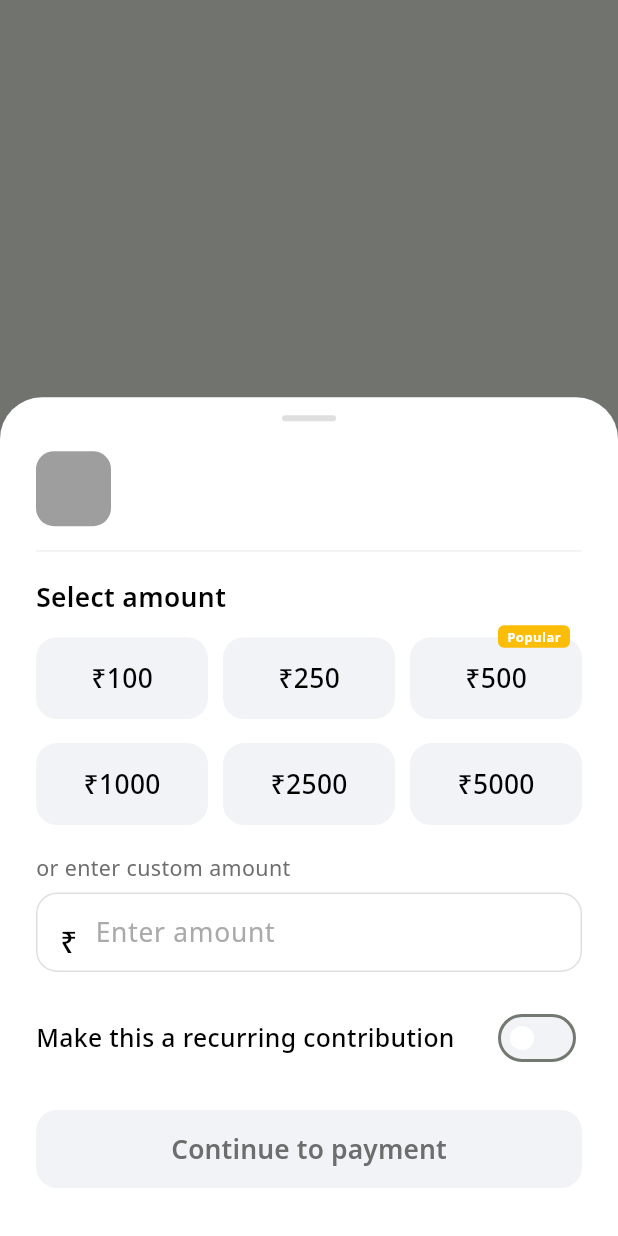
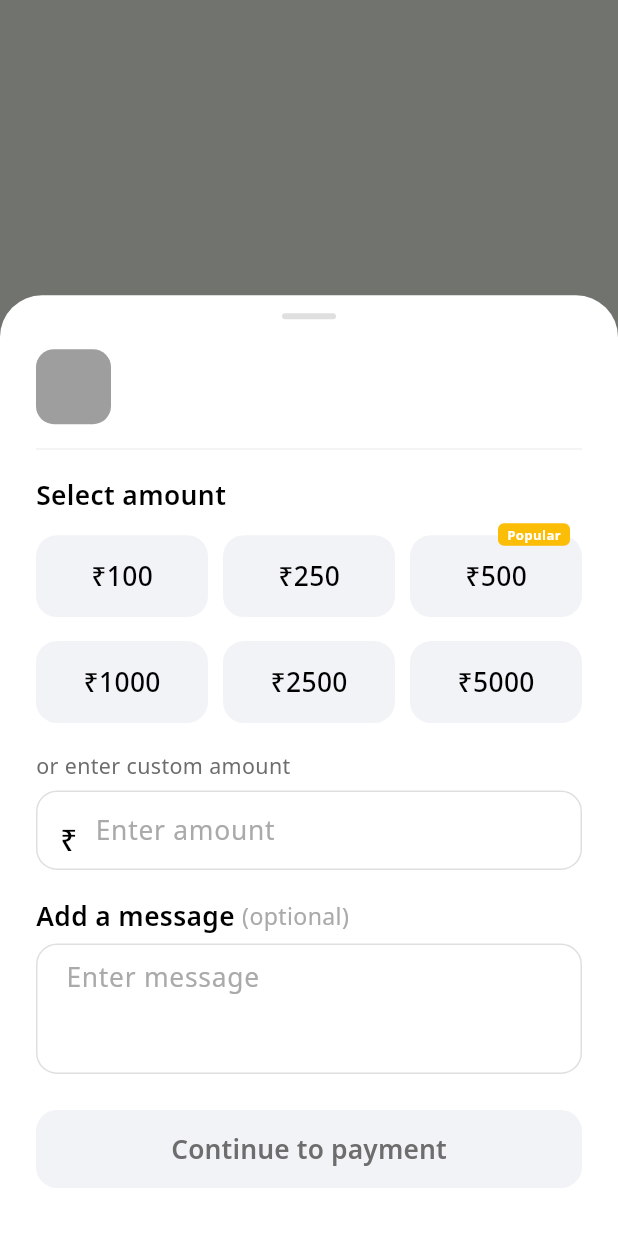
Before and after one commit to SHIDULPP/jamiat, a Flutter app: what show() shows on an empty page, opened directly with empty values, on a phone screen of 412 x 824 dp. Run offline on Flutter 3.47's test engine with Material 3 defaults, Android fonts, the phone set to English and light mode, and no system bars; our stand-ins replace flutter_riverpod, flutter_svg, intl_phone_field, loading_indicator, pin_code_fields, shimmer.

Commit message:
created donation success page

```diff
--- a/lib/src/interfaces/campaign/campaign_details.dart
+++ b/lib/src/interfaces/campaign/campaign_details.dart
@@ -378,6 +378,7 @@ class CampaignDetailsScreen extends StatelessWidget {
                 icon: sheetIcon,
                 iconBgColor: sheetBg,
                 iconColor: sheetColor,
+                isAutopay: !isCampaignMode,
               );
             },
             style: ElevatedButton.styleFrom(
--- a/lib/src/interfaces/components/donation_sheet.dart
+++ b/lib/src/interfaces/components/donation_sheet.dart
@@ -3,12 +3,14 @@ import 'package:flutter/services.dart';
 import 'package:jamiat/src/data/constants/color_constants.dart';
 import 'package:jamiat/src/data/constants/style_constants.dart';
 import 'package:jamiat/src/data/services/haptic_helper.dart';
+import 'package:jamiat/src/data/services/navigation_services.dart';
 
 class DonationSheet extends StatefulWidget {
   final String categoryTitle;
   final IconData icon;
   final Color iconBgColor;
   final Color iconColor;
+  final bool isAutopay;
 
   const DonationSheet({
     super.key,
@@ -16,6 +18,7 @@ class DonationSheet extends StatefulWidget {
     required this.icon,
     required this.iconBgColor,
     required this.iconColor,
+    this.isAutopay = false,
   });
 
   static Future<void> show({
@@ -24,6 +27,7 @@ class DonationSheet extends StatefulWidget {
     required IconData icon,
     required Color iconBgColor,
     required Color iconColor,
+    bool isAutopay = false,
   }) {
     return showModalBottomSheet<void>(
       context: context,
@@ -34,6 +38,7 @@ class DonationSheet extends StatefulWidget {
         icon: icon,
         iconBgColor: iconBgColor,
         iconColor: iconColor,
+        isAutopay: isAutopay,
       ),
     );
   }
@@ -45,13 +50,14 @@ class DonationSheet extends StatefulWidget {
 class _DonationSheetState extends State<DonationSheet> {
   final List<int> _presetAmounts = [100, 250, 500, 1000, 2500, 5000];
   final _amountController = TextEditingController();
+  final _messageController = TextEditingController();
   int? _selectedPresetIndex;
-  bool _isRecurring = false;
   bool _isProcessing = false;
 
   @override
   void dispose() {
     _amountController.dispose();
+    _messageController.dispose();
     super.dispose();
   }
 
@@ -97,29 +103,20 @@ class _DonationSheetState extends State<DonationSheet> {
     });
 
     final finalAmount = _amountController.text.trim();
+    final message = _messageController.text.trim();
 
     Navigator.of(context).pop();
 
-    ScaffoldMessenger.of(context).showSnackBar(
-      SnackBar(
-        content: Row(
-          children: [
-            const Icon(Icons.check_circle, color: kWhite),
-            const SizedBox(width: 12),
-            Expanded(
-              child: Text(
-                'Thank you for contributing ₹$finalAmount to ${widget.categoryTitle}!',
-                style: kCaption14M.copyWith(color: kWhite),
-              ),
-            ),
-          ],
-        ),
-        backgroundColor: kPrimaryColor,
-        behavior: SnackBarBehavior.floating,
-        shape: RoundedRectangleBorder(
-          borderRadius: BorderRadius.circular(12),
-        ),
-      ),
+    NavigationService().pushNamed(
+      'DonationSuccess',
+      arguments: {
+        'isAutopay': widget.isAutopay,
+        'amount': finalAmount,
+        'message': message.isEmpty ? null : message,
+        'campaignName': widget.categoryTitle,
+        'date':
+            '${DateTime.now().day.toString().padLeft(2, '0')}/${DateTime.now().month.toString().padLeft(2, '0')}/${DateTime.now().year}',
+      },
     );
   }
 
@@ -163,11 +160,7 @@ class _DonationSheetState extends State<DonationSheet> {
                     borderRadius: BorderRadius.circular(12),
                   ),
                   child: Center(
-                    child: Icon(
-                      widget.icon,
-                      color: widget.iconColor,
-                      size: 24,
-                    ),
+                    child: Icon(widget.icon, color: widget.iconColor, size: 24),
                   ),
                 ),
                 const SizedBox(width: 16),
@@ -310,42 +303,66 @@ class _DonationSheetState extends State<DonationSheet> {
                 ),
                 focusedBorder: OutlineInputBorder(
                   borderRadius: BorderRadius.circular(14),
-                  borderSide: const BorderSide(color: kPrimaryColor, width: 1.5),
+                  borderSide: const BorderSide(
+                    color: kPrimaryColor,
+                    width: 1.5,
+                  ),
                 ),
               ),
             ),
             const SizedBox(height: 20),
 
-            // Make recurring Row
+            // Add a message section
             Row(
-              mainAxisAlignment: MainAxisAlignment.spaceBetween,
+              crossAxisAlignment: CrossAxisAlignment.center,
               children: [
-                Expanded(
-                  child: Text(
-                    'Make this a recurring contribution',
-                    style: kStyle(kMedium, 15, color: kTextColor),
+                Text(
+                  'Add a message ',
+                  style: kStyle(kSemiBold, 16, color: kTextColor),
+                ),
+                Text(
+                  '(optional)',
+                  style: kStyle(kRegular, 14, color: kSecondaryTextColor),
+                ),
+              ],
+            ),
+            const SizedBox(height: 8),
+            TextField(
+              controller: _messageController,
+              maxLines: 3,
+              minLines: 3,
+              style: kStyle(kMedium, 16, color: kTextColor),
+              decoration: InputDecoration(
+                hintText: 'Enter message',
+                hintStyle: kStyle(kRegular, 16, color: kSecondaryTextColor),
+                contentPadding: const EdgeInsets.symmetric(
+                  vertical: 12,
+                  horizontal: 16,
+                ),
+                border: OutlineInputBorder(
+                  borderRadius: BorderRadius.circular(14),
+                  borderSide: const BorderSide(color: kBorder, width: 1),
+                ),
+                enabledBorder: OutlineInputBorder(
+                  borderRadius: BorderRadius.circular(14),
+                  borderSide: const BorderSide(color: kBorder, width: 1),
+                ),
+                focusedBorder: OutlineInputBorder(
+                  borderRadius: BorderRadius.circular(14),
+                  borderSide: const BorderSide(
+                    color: kPrimaryColor,
+                    width: 1.5,
                   ),
                 ),
-                Switch(
-                  value: _isRecurring,
-                  activeThumbColor: kPrimaryColor,
-                  activeTrackColor: kLightGreen,
-                  inactiveThumbColor: kWhite,
-                  inactiveTrackColor: kChipGreyBg,
-                  onChanged: (val) {
-                    HapticHelper.impact(HapticImpact.light);
-                    setState(() {
-                      _isRecurring = val;
-                    });
-                  },
-                ),
-              ],
+              ),
             ),
             const SizedBox(height: 24),
 
             // Continue to payment Button
             ElevatedButton(
-              onPressed: (_hasValidAmount && !_isProcessing) ? _handlePayment : null,
+              onPressed: (_hasValidAmount && !_isProcessing)
+                  ? _handlePayment
+                  : null,
               style: ElevatedButton.styleFrom(
                 backgroundColor: kPrimaryColor,
                 disabledBackgroundColor: kChipGreyBg,
```
Also changed, not shown: lib/src/data/router/route.dart (+17 -0 lines), lib/src/interfaces/campaign/donation_success.dart (added, +264 -0 lines).
